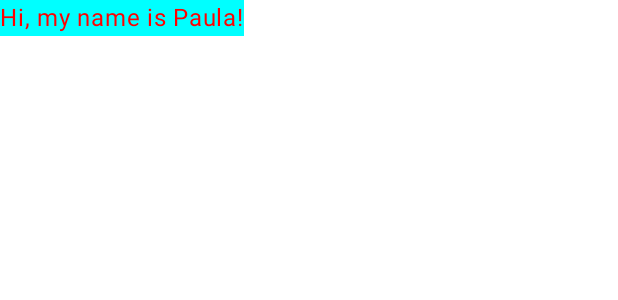
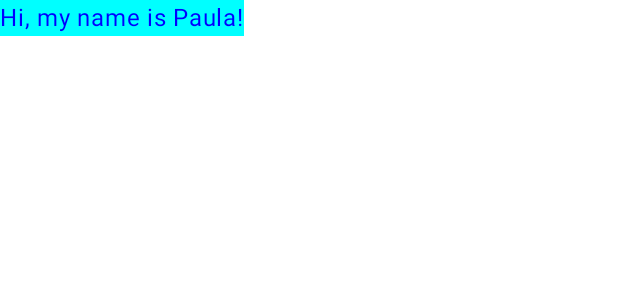
Before and after one commit to anapaulahong/Laboratorioo3, an Android app built with Jetpack Compose: the @Preview function GreetingPreview, on a phone screen of 412 x 824 dp. Shown: the top 300 px of the screen. Run offline under Robolectric (Android 15) with nearby library versions, the phone set to English and light mode, and no system bars.

Commit message:
font color

```diff
--- a/Laboratorio3/app/src/main/java/com/example/laboratorio3/MainActivity.kt
+++ b/Laboratorio3/app/src/main/java/com/example/laboratorio3/MainActivity.kt
@@ -35,7 +35,7 @@ class MainActivity : ComponentActivity() {
 fun Greeting(name: String, modifier: Modifier = Modifier) {
     Text(
         text = "Hi, my name is $name!",
-        color = Color.Red,
+        color = Color.Blue,
         modifier = modifier
     )
 }
```
